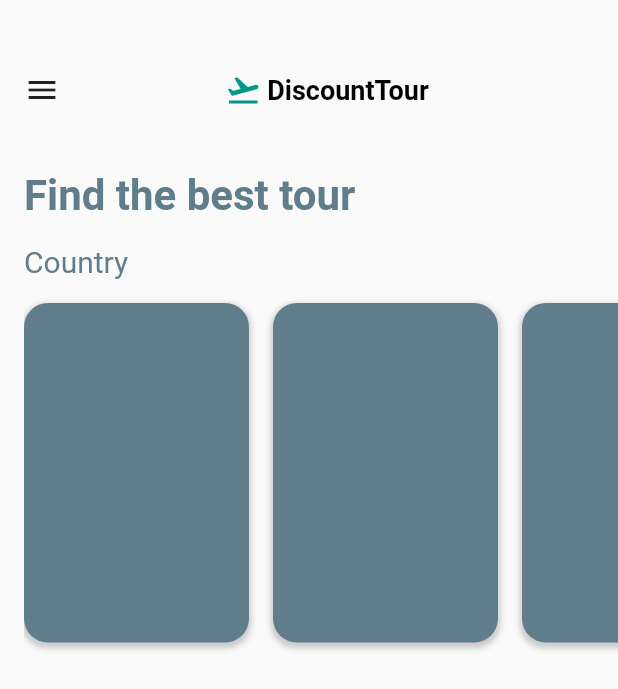
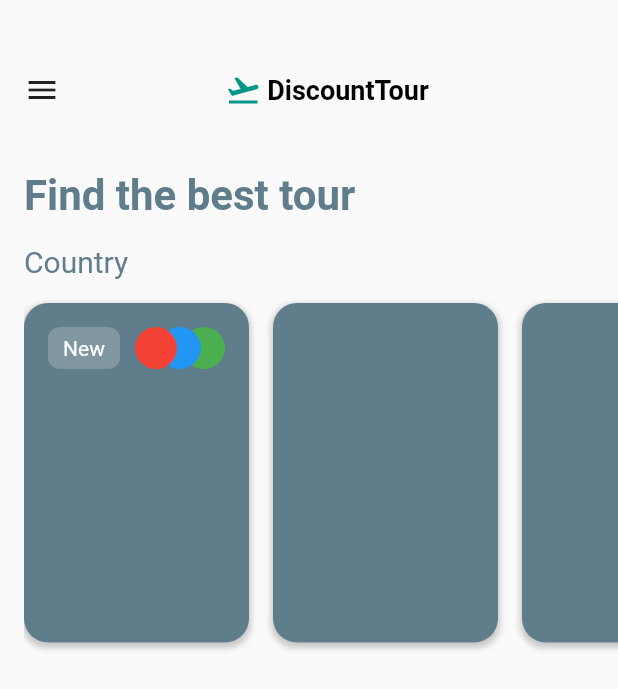
Before and after one commit to JAICHANGPARK/flutter_notebook_2nd_story, a Flutter app: the screen it shows after launch, on a phone screen of 412 x 824 dp. Shown: the top 689 px of the screen. Run offline on Flutter 3.47's test engine with Material 2 defaults, Android fonts, the phone set to English and light mode, and no system bars; our stand-ins replace avatar_glow, badges, bubble_bottom_bar, camera, google_maps_flutter, video_player; missing offline and left inert: flutter_particles, snappable.

Commit message:
Update main_page.dart

```diff
--- a/lib/discount_tour/main_page.dart
+++ b/lib/discount_tour/main_page.dart
@@ -85,6 +85,73 @@ class _MainPageState extends State<MainPage> {
                         offset: Offset(0, 2))
                       ]
                     ),
+                    child: Stack(
+                      children: <Widget>[
+                        Positioned(
+                          top: 16,
+                          left: 16,
+                          right: 16,
+                          child: Container(
+                            height: 28,
+                            child: Row(
+                              children: <Widget>[
+                                Container(
+                                  height: 28,
+                                  width: 48,
+                                  decoration: BoxDecoration(
+                                    color: Colors.white.withOpacity(0.2),
+                                    borderRadius: BorderRadius.circular(8),
+                                  ),
+                                  child: Center(
+                                    child: Text("New", style: TextStyle(
+                                      color: Colors.white
+                                    ),),
+                                  ),
+                                )
+                              ],
+                            ),
+                          ),
+                        ),
+
+
+                        Positioned(
+                          top: 16,
+                          right: 16,
+                          child: Container(
+                            height: 28,
+                            width: 28,
+                            decoration: BoxDecoration(
+                                color: Colors.green,
+                                shape: BoxShape.circle
+                            ),
+                          ),
+                        ),
+                        Positioned(
+                          top: 16,
+                          right: 32,
+                          child: Container(
+                            height: 28,
+                            width: 28,
+                            decoration: BoxDecoration(
+                                color: Colors.blue,
+                                shape: BoxShape.circle
+                            ),
+                          ),
+                        ),
+                        Positioned(
+                          top: 16,
+                          right: 48,
+                          child: Container(
+                            height: 28,
+                            width: 28,
+                            decoration: BoxDecoration(
+                                color: Colors.red,
+                                shape: BoxShape.circle
+                            ),
+                          ),
+                        ),
+                      ],
+                    ),
                   ),
                   Container(
                     margin: EdgeInsets.only(top: 8, bottom: 8, right: 16),
```
